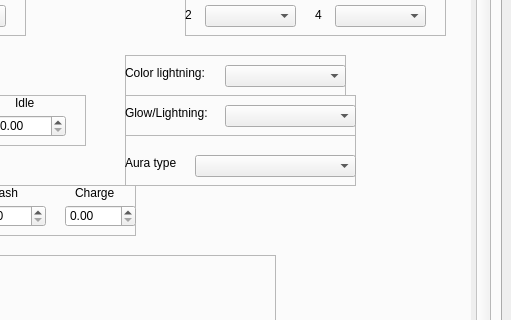
Old version of the form lib/design/Raging_tools.ui in the repository adsl14/Raging-tools; both pictures show x 468 to 979 and y 325 to 645 of the 979 by 853 pixel window.
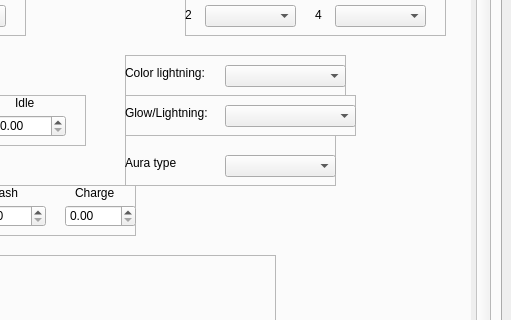
New version of the form. The open tabs and pages were chosen to show the change. Icons and pictures are not drawn.

Commit message: Modified the combo box of the aura type

The edit to the form file:
```diff
--- a/lib/design/Raging_tools.ui
+++ b/lib/design/Raging_tools.ui
@@ -3856,7 +3856,7 @@
                <rect>
                 <x>570</x>
                 <y>370</y>
-                <width>231</width>
+                <width>211</width>
                 <height>51</height>
                </rect>
               </property>
@@ -3869,9 +3869,9 @@
               <widget class="QComboBox" name="aura_type_value">
                <property name="geometry">
                 <rect>
-                 <x>70</x>
+                 <x>100</x>
                  <y>20</y>
-                 <width>161</width>
+                 <width>111</width>
                  <height>22</height>
                 </rect>
                </property>
```
